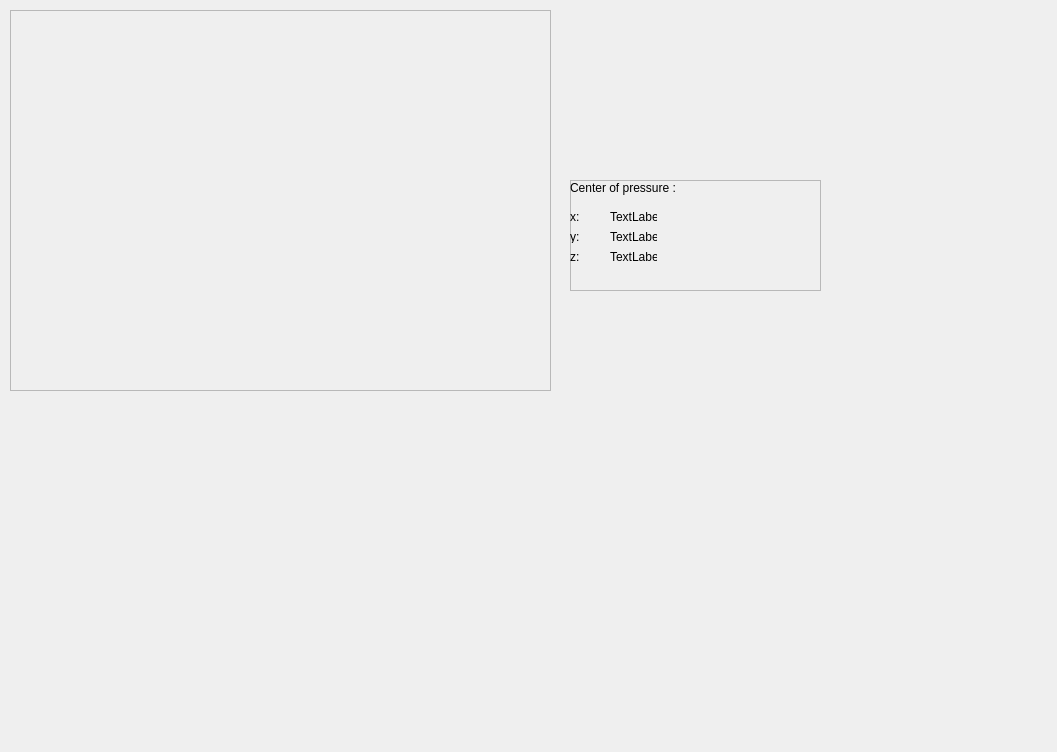
This is EMMA/EMMA/emma.ui in HuiTingChang/Entwicklung-eines-mobilen-markerlosen-Bewegungsanalysesystems as Qt 5 draws it before an edit. The edited form follows.
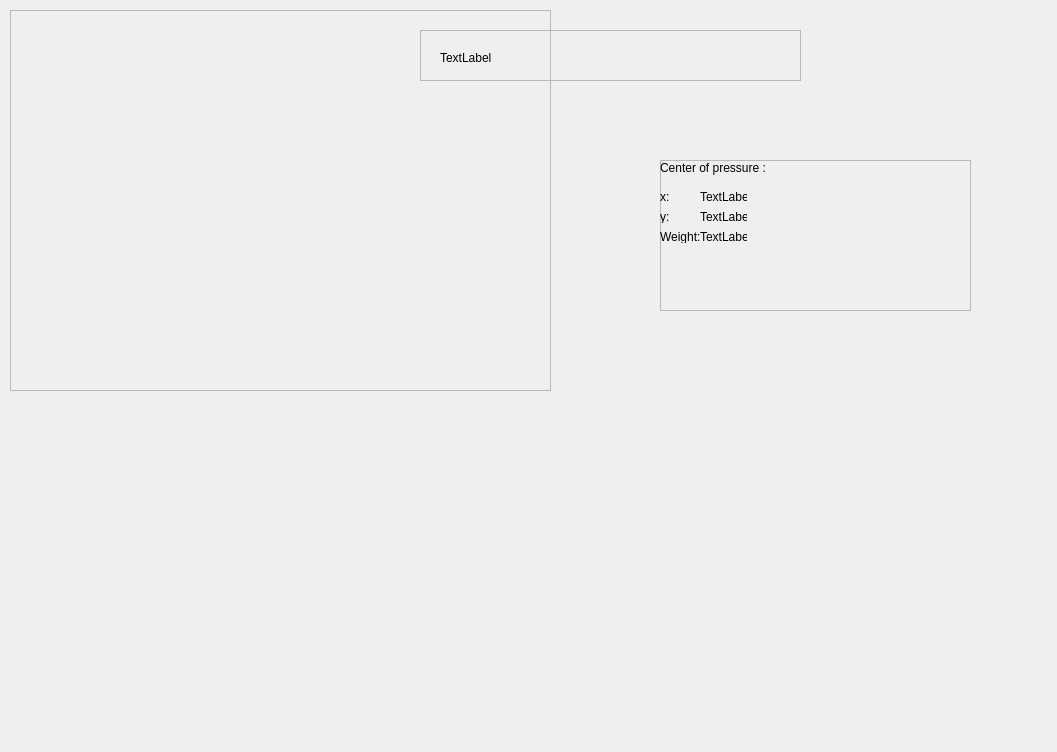
This is the edited form.

The edit to the form file:
```diff
--- a/EMMA/EMMA/emma.ui
+++ b/EMMA/EMMA/emma.ui
@@ -16,10 +16,10 @@
   <widget class="QFrame" name="cent_pres_frame">
    <property name="geometry">
     <rect>
-     <x>570</x>
-     <y>180</y>
-     <width>251</width>
-     <height>111</height>
+     <x>660</x>
+     <y>160</y>
+     <width>311</width>
+     <height>151</height>
     </rect>
    </property>
    <property name="frameShape">
@@ -77,7 +77,7 @@
      </rect>
     </property>
     <property name="text">
-     <string>z:</string>
+     <string>Weight: </string>
     </property>
    </widget>
    <widget class="QLabel" name="label_center_pr_x">
@@ -136,6 +136,35 @@
     <enum>QFrame::Raised</enum>
    </property>
   </widget>
+  <widget class="QFrame" name="boad_frame">
+   <property name="geometry">
+    <rect>
+     <x>420</x>
+     <y>30</y>
+     <width>381</width>
+     <height>51</height>
+    </rect>
+   </property>
+   <property name="frameShape">
+    <enum>QFrame::StyledPanel</enum>
+   </property>
+   <property name="frameShadow">
+    <enum>QFrame::Raised</enum>
+   </property>
+   <widget class="QLabel" name="l_board_on">
+    <property name="geometry">
+     <rect>
+      <x>20</x>
+      <y>20</y>
+      <width>331</width>
+      <height>16</height>
+     </rect>
+    </property>
+    <property name="text">
+     <string>TextLabel</string>
+    </property>
+   </widget>
+  </widget>
  </widget>
  <layoutdefault spacing="6" margin="11"/>
  <resources>
```
Left out of the diff: 4 changed lines with no effect on the pictures.
